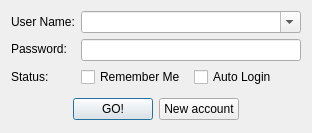
Qt form ui/LoginWindow.ui (WeCase/WeCase) before a commit.
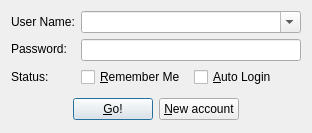
The same form after that commit. Icons and pictures are not drawn.

Patch:
```diff
--- a/ui/LoginWindow.ui
+++ b/ui/LoginWindow.ui
@@ -91,14 +91,14 @@
            <item>
             <widget class="QCheckBox" name="chk_Remember">
              <property name="text">
-              <string>Remember Me</string>
+              <string>&amp;Remember Me</string>
              </property>
             </widget>
            </item>
            <item>
             <widget class="QCheckBox" name="chk_AutoLogin">
              <property name="text">
-              <string>Auto Login</string>
+              <string>&amp;Auto Login</string>
              </property>
             </widget>
            </item>
@@ -142,7 +142,7 @@
        <item>
         <widget class="QPushButton" name="pushButton_log">
          <property name="text">
-          <string>GO!</string>
+          <string>&amp;Go!</string>
          </property>
          <property name="default">
           <bool>true</bool>
@@ -152,7 +152,7 @@
        <item>
         <widget class="QPushButton" name="pushButton_new">
          <property name="text">
-          <string>New account</string>
+          <string>&amp;New account</string>
          </property>
         </widget>
        </item>
```
